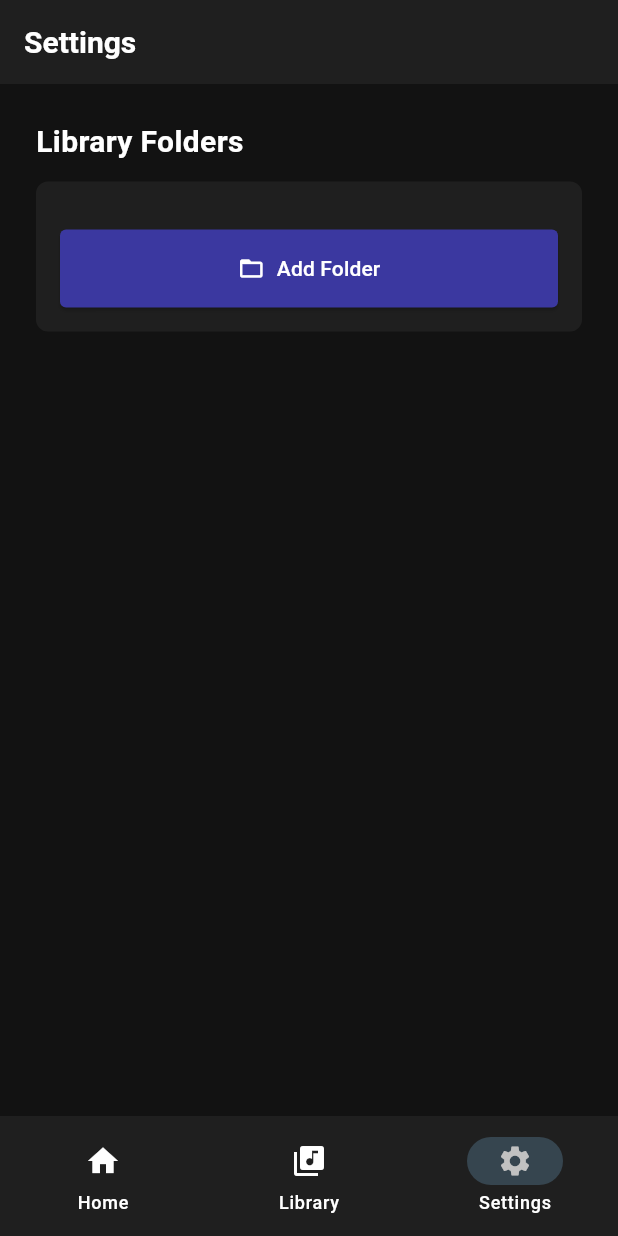
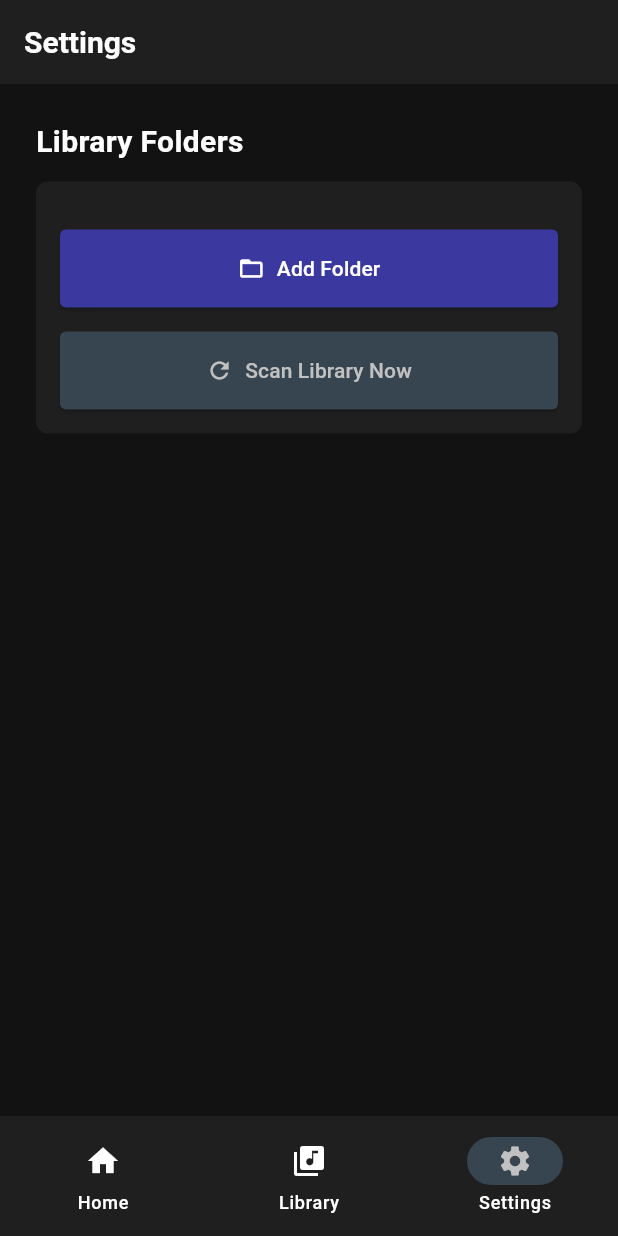
Before and after one commit to aaleccoder/sabrinamusicplayer, a Flutter app: the screen it shows after launch, item 3 of the bottom bar chosen, after a tap on "Add Folder", on a phone screen of 412 x 824 dp. Run offline on Flutter 3.47's test engine with Material 3 defaults, Android fonts, the phone set to English and light mode, and no system bars; our stand-ins replace drift, drift_flutter, file_picker, flutter_riverpod, image_picker, just_audio and 3 more; missing offline and left inert: dart:ffi; accounts and stored records are empty; generated files the repository leaves out were written again.

Commit message:
feat: Implement library scanning feature with progress tracking
- Added LibraryService to handle scanning of music library and metadata extraction.
- Introduced LibraryScanningState and LibraryScanningNotifier for managing scanning state.
- Created HomeScanBanner and LibraryScanningOverlay widgets to display scanning progress.
- Integrated scanning functionality into SettingsPage with a button to initiate library scan.
- Enhanced MetadataService with caching and timeout handling for metadata extraction.
- Updated SongListView to show song count and improved UI for empty states.
- Refactored code for better performance and memory management during scanning.

```diff
--- a/lib/main.dart
+++ b/lib/main.dart
@@ -1,5 +1,6 @@
 import 'package:flutter/material.dart';
 import 'package:flutter_application_1/models/schema.dart';
+import 'package:flutter_application_1/providers/library_scanning_provider.dart';
 import 'package:flutter_application_1/routes.dart';
 import 'package:flutter_application_1/screens/settings.dart';
 import 'package:flutter_application_1/services/audio_service.dart';
@@ -9,6 +10,7 @@ import 'package:flutter_application_1/widgets/albums.dart';
 import 'package:flutter_application_1/widgets/artists.dart';
 import 'package:flutter_application_1/widgets/genres.dart';
 import 'package:flutter_application_1/widgets/library.dart';
+import 'package:flutter_application_1/widgets/library_scanning_overlay.dart';
 import 'package:flutter_application_1/widgets/mini_player.dart';
 import 'package:flutter_application_1/widgets/playlists.dart';
 import 'package:flutter_application_1/widgets/song_list_view.dart';
@@ -195,10 +197,15 @@ class _HomeState extends ConsumerState<Home> {
   @override
   Widget build(BuildContext context) {
     return Scaffold(
-      body: Column(
+      body: Stack(
         children: [
-          Expanded(child: _pages[_selectedIndex]),
-          MiniPlayer(),
+          Column(
+            children: [
+              Expanded(child: _pages[_selectedIndex]),
+              MiniPlayer(),
+            ],
+          ),
+          LibraryScanningOverlay(),
         ],
       ),
       bottomNavigationBar: NavigationBar(
--- a/lib/models/schema.dart
+++ b/lib/models/schema.dart
@@ -528,7 +528,7 @@ class AppDatabase extends _$AppDatabase {
     final playlistTrack = PlaylistTracksCompanion.insert(
       playlistId: playlistId,
       trackId: trackId,
-      position: 0,
+      position: const Value.absent(), // Position can be set later
     );
 
     await into(playlistTracks).insert(
@@ -545,7 +545,7 @@ class AppDatabase extends _$AppDatabase {
           PlaylistTracksCompanion.insert(
             playlistId: playlistId,
             trackId: trackId,
-            position: 0,
+            position: const Value.absent(),
           ),
           mode: InsertMode.insertOrIgnore, // Prevent duplicates
         );
--- a/lib/screens/settings.dart
+++ b/lib/screens/settings.dart
@@ -3,6 +3,7 @@ import 'package:file_picker/file_picker.dart';
 import 'package:flutter/material.dart';
 import 'package:flutter_application_1/main.dart';
 import 'package:flutter_application_1/models/schema.dart';
+import 'package:flutter_application_1/services/library_service.dart';
 import 'package:flutter_riverpod/flutter_riverpod.dart';
 
 import '../theme.dart';
@@ -44,8 +45,8 @@ class _SettingsPageState extends ConsumerState<SettingsPage> {
             .insert(
               MusicDirectoriesCompanion(
                 path: Value(selectedDirectory),
-                dateAdded: Value(DateTime.now()),
-                isEnabled: const Value(true),
+                date_added: Value(DateTime.now()),
+                is_enabled: const Value(true),
               ),
             );
         await _loadFolders();
@@ -59,6 +60,11 @@ class _SettingsPageState extends ConsumerState<SettingsPage> {
       database.musicDirectories,
     )..where((tbl) => tbl.path.equals(path))).go();
     await _loadFolders();
+  }
+
+  Future<void> _scanLibrary() async {
+    final container = ProviderContainer();
+    await LibraryService().scanLibrary(container);
   }
 
   @override
@@ -137,6 +143,23 @@ class _SettingsPageState extends ConsumerState<SettingsPage> {
                       onPressed: _addFolder,
                     ),
                   ),
+                  const SizedBox(height: 16),
+                  SizedBox(
+                    width: double.infinity,
+                    child: ElevatedButton.icon(
+                      style: ElevatedButton.styleFrom(
+                        backgroundColor: AppTheme.secondary,
+                        foregroundColor: AppTheme.onSecondary,
+                        shape: RoundedRectangleBorder(
+                          borderRadius: AppTheme.radiusSm,
+                        ),
+                        padding: AppTheme.paddingMd,
+                      ),
+                      icon: const Icon(Icons.refresh),
+                      label: const Text('Scan Library Now'),
+                      onPressed: _scanLibrary,
+                    ),
+                  ),
                 ],
               ),
             ),
--- /dev/null
+++ b/lib/widgets/home_scan_banner.dart
@@ -0,0 +1,76 @@
+import 'package:flutter/material.dart';
+import 'package:flutter_riverpod/flutter_riverpod.dart';
+import '../providers/library_scanning_provider.dart';
+import '../theme.dart';
+
+class HomeScanBanner extends ConsumerWidget {
+  const HomeScanBanner({super.key});
+
+  @override
+  Widget build(BuildContext context, WidgetRef ref) {
+    final scanState = ref.watch(libraryScanningProvider);
+
+    if (!scanState.isScanning) {
+      return const SizedBox.shrink();
+    }
+
+    return Container(
+      width: double.infinity,
+      padding: const EdgeInsets.all(12),
+      decoration: BoxDecoration(
+        color: AppTheme.primary.withOpacity(0.1),
+        border: Border(
+          bottom: BorderSide(
+            color: AppTheme.primary.withOpacity(0.3),
+            width: 1,
+          ),
+        ),
+      ),
+      child: Row(
+        children: [
+          SizedBox(
+            width: 16,
+            height: 16,
+            child: CircularProgressIndicator(
+              strokeWidth: 2,
+              valueColor: AlwaysStoppedAnimation<Color>(AppTheme.primary),
+            ),
+          ),
+          const SizedBox(width: 12),
+          Expanded(
+            child: Column(
+              crossAxisAlignment: CrossAxisAlignment.start,
+              mainAxisSize: MainAxisSize.min,
+              children: [
+                Text(
+                  'Scanning music library...',
+                  style: Theme.of(context).textTheme.bodyMedium?.copyWith(
+                    color: AppTheme.primary,
+                    fontWeight: FontWeight.w500,
+                  ),
+                ),
+                if (scanState.totalFiles > 0) ...[
+                  const SizedBox(height: 2),
+                  Text(
+                    scanState.progressText,
+                    style: Theme.of(context).textTheme.bodySmall?.copyWith(
+                      color: AppTheme.primary.withOpacity(0.8),
+                    ),
+                  ),
+                ],
+              ],
+            ),
+          ),
+          if (scanState.totalFiles > 0)
+            Text(
+              '${(scanState.progress * 100).toInt()}%',
+              style: Theme.of(context).textTheme.bodySmall?.copyWith(
+                color: AppTheme.primary,
+                fontWeight: FontWeight.w500,
+              ),
+            ),
+        ],
+      ),
+    );
+  }
+}
--- /dev/null
+++ b/lib/widgets/library_scanning_overlay.dart
@@ -0,0 +1,128 @@
+import 'package:flutter/material.dart';
+import 'package:flutter_riverpod/flutter_riverpod.dart';
+import '../models/library_scanning_state.dart';
+import '../providers/library_scanning_provider.dart';
+import '../theme.dart';
+
+class LibraryScanningOverlay extends ConsumerWidget {
+  const LibraryScanningOverlay({super.key});
+
+  @override
+  Widget build(BuildContext context, WidgetRef ref) {
+    final scanningState = ref.watch(libraryScanningProvider);
+
+    if (!scanningState.isScanning) {
+      return const SizedBox.shrink();
+    }
+
+    return Positioned.fill(
+      child: Container(
+        color: Colors.black54,
+        child: Center(
+          child: Card(
+            margin: const EdgeInsets.all(32),
+            child: Padding(
+              padding: const EdgeInsets.all(24),
+              child: Column(
+                mainAxisSize: MainAxisSize.min,
+                children: [
+                  const Icon(
+                    Icons.library_music,
+                    size: 48,
+                    color: AppTheme.primary,
+                  ),
+                  const SizedBox(height: 16),
+                  Text(
+                    'Scanning Music Library',
+                    style: Theme.of(context).textTheme.titleLarge?.copyWith(
+                      color: AppTheme.onSurface,
+                      fontWeight: FontWeight.bold,
+                    ),
+                  ),
+                  const SizedBox(height: 16),
+                  if (scanningState.totalFiles > 0) ...[
+                    LinearProgressIndicator(
+                      value: scanningState.progress,
+                      backgroundColor: AppTheme.secondary.withOpacity(0.3),
+                      valueColor: const AlwaysStoppedAnimation<Color>(
+                        AppTheme.primary,
+                      ),
+                    ),
+                    const SizedBox(height: 12),
+                    Text(
+                      scanningState.progressText,
+                      style: Theme.of(context).textTheme.bodyMedium?.copyWith(
+                        color: AppTheme.onSurface,
+                      ),
+                    ),
+                    if (scanningState.currentFile != null) ...[
+                      const SizedBox(height: 8),
+                      Text(
+                        'Processing: ${scanningState.currentFile}',
+                        style: Theme.of(context).textTheme.bodySmall?.copyWith(
+                          color: AppTheme.onSurface.withOpacity(0.7),
+                        ),
+                        overflow: TextOverflow.ellipsis,
+                        textAlign: TextAlign.center,
+                      ),
+                    ],
+                  ] else ...[
+                    const CircularProgressIndicator(
+                      valueColor: AlwaysStoppedAnimation<Color>(
+                        AppTheme.primary,
+                      ),
+                    ),
+                    const SizedBox(height: 12),
+                    Text(
+                      'Initializing scan...',
+                      style: Theme.of(context).textTheme.bodyMedium?.copyWith(
+                        color: AppTheme.onSurface,
+                      ),
+                    ),
+                  ],
+                  if (scanningState.errorMessage != null) ...[
+                    const SizedBox(height: 16),
+                    Container(
+                      padding: const EdgeInsets.all(12),
+                      decoration: BoxDecoration(
+                        color: AppTheme.error.withOpacity(0.1),
+                        borderRadius: BorderRadius.circular(8),
+                        border: Border.all(
+                          color: AppTheme.error.withOpacity(0.3),
+                        ),
+                      ),
+                      child: Row(
+                        children: [
+                          Icon(
+                            Icons.error_outline,
+                            color: AppTheme.error,
+                            size: 20,
+                          ),
+                          const SizedBox(width: 8),
+                          Expanded(
+                            child: Text(
+                              scanningState.errorMessage!,
+                              style: Theme.of(context).textTheme.bodySmall
+                                  ?.copyWith(color: AppTheme.error),
+                            ),
+                          ),
+                        ],
+                      ),
+                    ),
+                    const SizedBox(height: 12),
+                    TextButton(
+                      onPressed: () {
+                        ref.read(libraryScanningProvider.notifier).reset();
+                      },
+                      child: const Text('Dismiss'),
+                    ),
+                  ],
+                ],
+              ),
+            ),
+          ),
+        ),
+      ),
+    );
+  }
+}
--- a/lib/widgets/song_list_view.dart
+++ b/lib/widgets/song_list_view.dart
@@ -4,6 +4,7 @@ import 'package:flutter/cupertino.dart';
 import 'package:flutter/material.dart';
 import 'package:flutter_application_1/main.dart';
 import 'package:flutter_application_1/theme.dart';
+import 'package:flutter_application_1/widgets/home_scan_banner.dart';
 import 'package:flutter_application_1/widgets/playlists.dart';
 import 'package:flutter_riverpod/flutter_riverpod.dart';
 
@@ -30,10 +31,114 @@ class SongListView extends ConsumerWidget {
   Widget build(BuildContext context, WidgetRef ref) {
     final tracksAsync = ref.watch(tracksProvider);
 
-    return Padding(
+    return Column(
+      children: [
+        HomeScanBanner(),
+        // Song count header with improved spacing
+        Container(
+          width: double.infinity,
+          margin: const EdgeInsets.only(top: 8, bottom: 4),
+          padding: const EdgeInsets.symmetric(horizontal: 20, vertical: 16),
+          decoration: BoxDecoration(
+            color: AppTheme.surface.withOpacity(0.3),
+            borderRadius: const BorderRadius.only(
+              bottomLeft: Radius.circular(12),
+              bottomRight: Radius.circular(12),
+            ),
+          ),
+          child: tracksAsync.when(
+            data: (tracks) => Row(
+              children: [
+                Icon(
+                  Icons.library_music,
+                  size: 20,
+                  color: AppTheme.primary.withOpacity(0.8),
+                ),
+                const SizedBox(width: 8),
+                Text(
+                  '${tracks.length} song${tracks.length != 1 ? 's' : ''} in library',
+                  style: Theme.of(context).textTheme.titleMedium?.copyWith(
+                    color: AppTheme.onBackground.withOpacity(0.8),
+                    fontWeight: FontWeight.w500,
+                  ),
+                ),
+              ],
+            ),
+            loading: () => Row(
+              children: [
+                SizedBox(
+                  width: 16,
+                  height: 16,
+                  child: CircularProgressIndicator(
+                    strokeWidth: 2,
+                    valueColor: AlwaysStoppedAnimation<Color>(
+                      AppTheme.primary.withOpacity(0.6),
+                    ),
+                  ),
+                ),
+                const SizedBox(width: 8),
+                Text(
+                  'Loading songs...',
+                  style: Theme.of(context).textTheme.titleMedium?.copyWith(
+                    color: AppTheme.onBackground.withOpacity(0.6),
+                  ),
+                ),
+              ],
+            ),
+            error: (e, _) => Row(
+              children: [
+                Icon(
+                  Icons.error_outline,
+                  size: 20,
+                  color: AppTheme.error.withOpacity(0.8),
+                ),
+                const SizedBox(width: 8),
+                Text(
+                  'Error loading songs',
+                  style: Theme.of(context).textTheme.titleMedium?.copyWith(
+                    color: AppTheme.error.withOpacity(0.8),
+                  ),
+                ),
+              ],
+            ),
+          ),
+        ),
+        const SizedBox(height: 8),
+        Expanded(
+          child: Padding(
             padding: AppTheme.paddingSm,
             child: tracksAsync.when(
-        data: (tracks) => ListView.separated(
+              data: (tracks) => tracks.isEmpty
+                  ? Center(
+                      child: Column(
+                        mainAxisAlignment: MainAxisAlignment.center,
+                        children: [
+                          Icon(
+                            Icons.library_music_outlined,
+                            size: 64,
+                            color: AppTheme.onBackground.withOpacity(0.3),
+                          ),
+                          const SizedBox(height: 16),
+                          Text(
+                            'No songs found',
+                            style: Theme.of(context).textTheme.titleLarge
+                                ?.copyWith(
+                                  color: AppTheme.onBackground.withOpacity(0.6),
+                                ),
+                          ),
+                          const SizedBox(height: 8),
+                          Text(
+                            'Add music folders in Settings to get started',
+                            style: Theme.of(context).textTheme.bodyMedium
+                                ?.copyWith(
+                                  color: AppTheme.onBackground.withOpacity(0.5),
+                                ),
+                            textAlign: TextAlign.center,
+                          ),
+                        ],
+                      ),
+                    )
+                  : ListView.separated(
                       itemCount: tracks.length,
                       itemBuilder: (context, index) => SongListViewItem(
                         track: tracks[index],
@@ -46,6 +151,9 @@ class SongListView extends ConsumerWidget {
               loading: () => const Center(child: CircularProgressIndicator()),
               error: (e, _) => Center(child: Text('Error: $e')),
             ),
+          ),
+        ),
+      ],
     );
   }
 }
```
Also changed, not shown: lib/models/library_scanning_state.dart (added, +60 -0 lines), lib/providers/library_scanning_provider.dart (added, +40 -0 lines), lib/services/library_service.dart (+148 -22 lines), lib/services/metadata_service.dart (+57 -7 lines), lib/models/schema.g.dart, 1 other file. Lines whose indentation alone changed are shown as unchanged.
